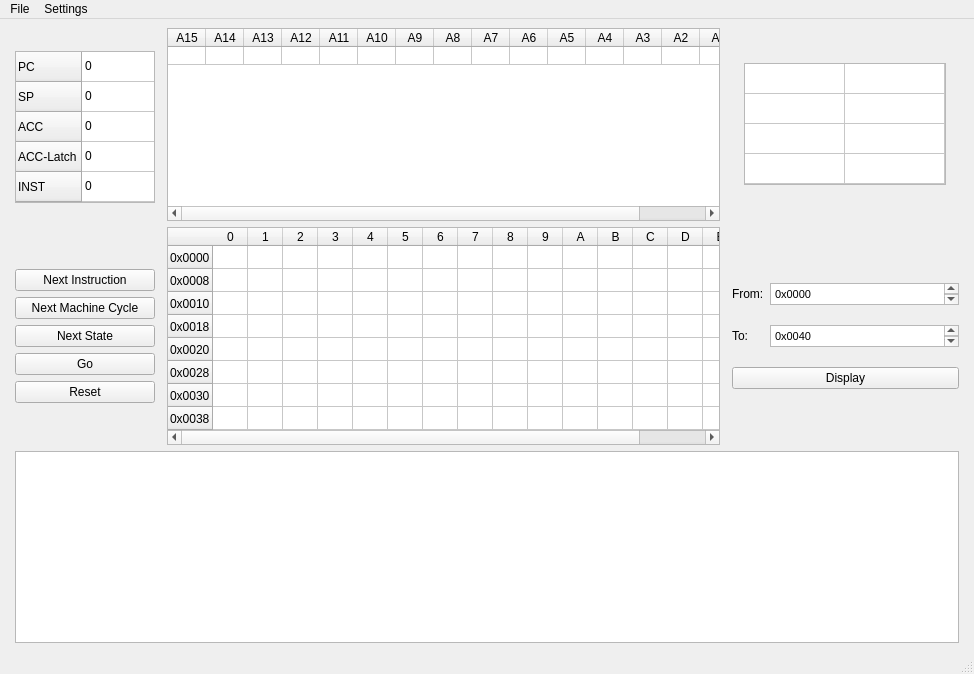
Before: the Qt Designer form Code/ui/Intel8080_MainWindow.ui in NicoSchrodt/8-Bit-Simulator, drawn with Qt 5.
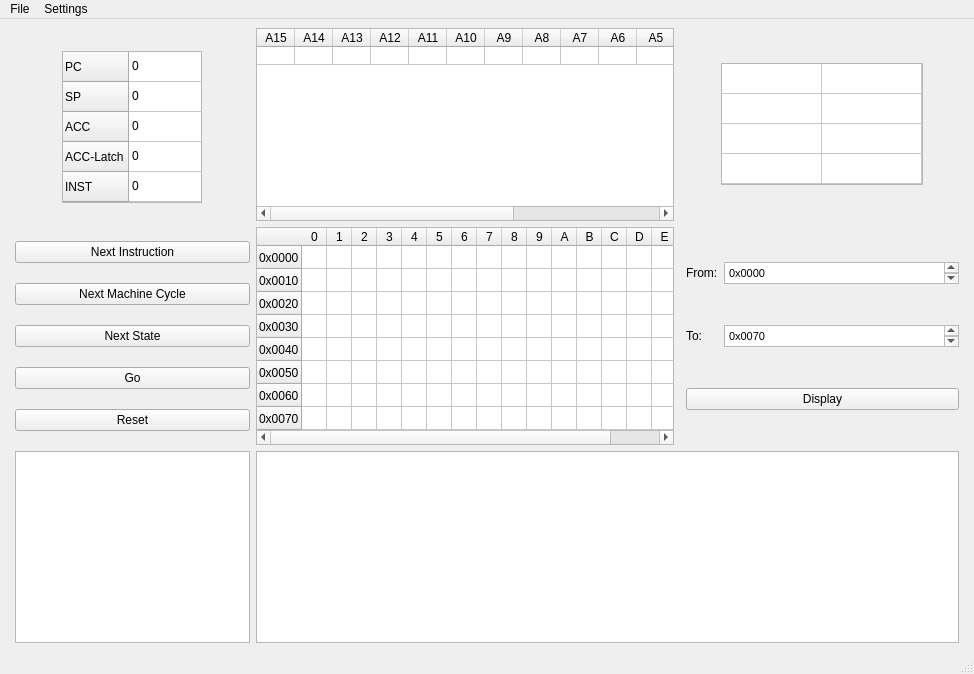
After: the same form once the commit is applied.

What changed in the file:
```diff
--- a/Code/ui/Intel8080_MainWindow.ui
+++ b/Code/ui/Intel8080_MainWindow.ui
@@ -15,158 +15,6 @@
   </property>
   <widget class="QWidget" name="centralwidget">
    <layout class="QGridLayout" name="gridLayout">
-    <item row="0" column="2">
-     <widget class="QTableWidget" name="AddressLatch_table">
-      <attribute name="horizontalHeaderVisible">
-       <bool>true</bool>
-      </attribute>
-      <attribute name="horizontalHeaderMinimumSectionSize">
-       <number>0</number>
-      </attribute>
-      <attribute name="horizontalHeaderDefaultSectionSize">
-       <number>38</number>
-      </attribute>
-      <attribute name="verticalHeaderVisible">
-       <bool>false</bool>
-      </attribute>
-      <attribute name="verticalHeaderCascadingSectionResizes">
-       <bool>true</bool>
-      </attribute>
-      <attribute name="verticalHeaderMinimumSectionSize">
-       <number>10</number>
-      </attribute>
-      <attribute name="verticalHeaderDefaultSectionSize">
-       <number>10</number>
-      </attribute>
-      <row>
-       <property name="text">
-        <string/>
-       </property>
-      </row>
-      <column>
-       <property name="text">
-        <string>A15</string>
-       </property>
-      </column>
-      <column>
-       <property name="text">
-        <string>A14</string>
-       </property>
-      </column>
-      <column>
-       <property name="text">
-        <string>A13</string>
-       </property>
-      </column>
-      <column>
-       <property name="text">
-        <string>A12</string>
-       </property>
-      </column>
-      <column>
-       <property name="text">
-        <string>A11</string>
-       </property>
-      </column>
-      <column>
-       <property name="text">
-        <string>A10</string>
-       </property>
-      </column>
-      <column>
-       <property name="text">
-        <string>A9</string>
-       </property>
-      </column>
-      <column>
-       <property name="text">
-        <string>A8</string>
-       </property>
-      </column>
-      <column>
-       <property name="text">
-        <string>A7</string>
-       </property>
-      </column>
-      <column>
-       <property name="text">
-        <string>A6</string>
-       </property>
-      </column>
-      <column>
-       <property name="text">
-        <string>A5</string>
-       </property>
-      </column>
-      <column>
-       <property name="text">
-        <string>A4</string>
-       </property>
-      </column>
-      <column>
-       <property name="text">
-        <string>A3</string>
-       </property>
-      </column>
-      <column>
-       <property name="text">
-        <string>A2</string>
-       </property>
-      </column>
-      <column>
-       <property name="text">
-        <string>A1</string>
-       </property>
-      </column>
-      <column>
-       <property name="text">
-        <string>A0</string>
-       </property>
-      </column>
-     </widget>
-    </item>
-    <item row="4" column="0">
-     <layout class="QVBoxLayout" name="ProgramInstructions">
-      <property name="leftMargin">
-       <number>6</number>
-      </property>
-      <item>
-       <widget class="QPushButton" name="next_button">
-        <property name="text">
-         <string>Next Instruction</string>
-        </property>
-       </widget>
-      </item>
-      <item>
-       <widget class="QPushButton" name="next_mc_button">
-        <property name="text">
-         <string>Next Machine Cycle</string>
-        </property>
-       </widget>
-      </item>
-      <item>
-       <widget class="QPushButton" name="next_state_button">
-        <property name="text">
-         <string>Next State</string>
-        </property>
-       </widget>
-      </item>
-      <item>
-       <widget class="QPushButton" name="go_button">
-        <property name="text">
-         <string>Go</string>
-        </property>
-       </widget>
-      </item>
-      <item>
-       <widget class="QPushButton" name="reset_button">
-        <property name="text">
-         <string>Reset</string>
-        </property>
-       </widget>
-      </item>
-     </layout>
-    </item>
     <item row="0" column="0">
      <layout class="QGridLayout" name="gridLayout_7">
       <property name="leftMargin">
@@ -269,141 +117,15 @@
       </item>
      </layout>
     </item>
-    <item row="2" column="2" rowspan="5">
-     <widget class="QTableWidget" name="ProgramMemory_table">
-      <property name="sizeAdjustPolicy">
-       <enum>QAbstractScrollArea::AdjustToContents</enum>
+    <item row="7" column="0">
+     <layout class="QGridLayout" name="MessageLog">
+      <property name="leftMargin">
+       <number>6</number>
       </property>
-      <attribute name="horizontalHeaderMinimumSectionSize">
-       <number>35</number>
-      </attribute>
-      <attribute name="horizontalHeaderDefaultSectionSize">
-       <number>35</number>
-      </attribute>
-      <attribute name="verticalHeaderDefaultSectionSize">
-       <number>23</number>
-      </attribute>
-      <row>
-       <property name="text">
-        <string>0x0000</string>
-       </property>
-      </row>
-      <row>
-       <property name="text">
-        <string>0x0008</string>
-       </property>
-      </row>
-      <row>
-       <property name="text">
-        <string>0x0010</string>
-       </property>
-      </row>
-      <row>
-       <property name="text">
-        <string>0x0018</string>
-       </property>
-      </row>
-      <row>
-       <property name="text">
-        <string>0x0020</string>
-       </property>
-      </row>
-      <row>
-       <property name="text">
-        <string>0x0028</string>
-       </property>
-      </row>
-      <row>
-       <property name="text">
-        <string>0x0030</string>
-       </property>
-      </row>
-      <row>
-       <property name="text">
-        <string>0x0038</string>
-       </property>
-      </row>
-      <column>
-       <property name="text">
-        <string>0</string>
-       </property>
-      </column>
-      <column>
-       <property name="text">
-        <string>1</string>
-       </property>
-      </column>
-      <column>
-       <property name="text">
-        <string>2</string>
-       </property>
-      </column>
-      <column>
-       <property name="text">
-        <string>3</string>
-       </property>
-      </column>
-      <column>
-       <property name="text">
-        <string>4</string>
-       </property>
-      </column>
-      <column>
-       <property name="text">
-        <string>5</string>
-       </property>
-      </column>
-      <column>
-       <property name="text">
-        <string>6</string>
-       </property>
-      </column>
-      <column>
-       <property name="text">
-        <string>7</string>
-       </property>
-      </column>
-      <column>
-       <property name="text">
-        <string>8</string>
-       </property>
-      </column>
-      <column>
-       <property name="text">
-        <string>9</string>
-       </property>
-      </column>
-      <column>
-       <property name="text">
-        <string>A</string>
-       </property>
-      </column>
-      <column>
-       <property name="text">
-        <string>B</string>
-       </property>
-      </column>
-      <column>
-       <property name="text">
-        <string>C</string>
-       </property>
-      </column>
-      <column>
-       <property name="text">
-        <string>D</string>
-       </property>
-      </column>
-      <column>
-       <property name="text">
-        <string>E</string>
-       </property>
-      </column>
-      <column>
-       <property name="text">
-        <string>F</string>
-       </property>
-      </column>
-     </widget>
+      <item row="0" column="0">
+       <widget class="QPlainTextEdit" name="MessageLog_plaintext"/>
+      </item>
+     </layout>
     </item>
     <item row="4" column="4">
      <layout class="QGridLayout" name="MemoryDisplaySettings">
@@ -447,7 +169,7 @@
 &lt;html&gt;&lt;head&gt;&lt;meta name=&quot;qrichtext&quot; content=&quot;1&quot; /&gt;&lt;style type=&quot;text/css&quot;&gt;
 p, li { white-space: pre-wrap; }
 &lt;/style&gt;&lt;/head&gt;&lt;body style=&quot; font-family:'MS Shell Dlg 2'; font-size:8.25pt; font-weight:400; font-style:normal;&quot;&gt;
-&lt;p style=&quot; margin-top:0px; margin-bottom:0px; margin-left:0px; margin-right:0px; -qt-block-indent:0; text-indent:0px;&quot;&gt;&lt;span style=&quot; font-size:7.875pt;&quot;&gt;0x0040&lt;/span&gt;&lt;/p&gt;&lt;/body&gt;&lt;/html&gt;</string>
+&lt;p style=&quot; margin-top:0px; margin-bottom:0px; margin-left:0px; margin-right:0px; -qt-block-indent:0; text-indent:0px;&quot;&gt;&lt;span style=&quot; font-size:7.875pt;&quot;&gt;0x0070&lt;/span&gt;&lt;/p&gt;&lt;/body&gt;&lt;/html&gt;</string>
         </property>
        </widget>
       </item>
@@ -467,42 +189,6 @@
       </item>
      </layout>
     </item>
-    <item row="7" column="0" colspan="5">
-     <layout class="QGridLayout" name="gridLayout_8">
-      <property name="leftMargin">
-       <number>6</number>
-      </property>
-      <property name="rightMargin">
-       <number>6</number>
-      </property>
-      <item row="0" column="0">
-       <widget class="QTableWidget" name="Program_table">
-        <attribute name="horizontalHeaderVisible">
-         <bool>false</bool>
-        </attribute>
-        <attribute name="horizontalHeaderMinimumSectionSize">
-         <number>0</number>
-        </attribute>
-        <attribute name="horizontalHeaderDefaultSectionSize">
-         <number>0</number>
-        </attribute>
-        <attribute name="verticalHeaderVisible">
-         <bool>false</bool>
-        </attribute>
-        <column>
-         <property name="text">
-          <string/>
-         </property>
-        </column>
-        <column>
-         <property name="text">
-          <string/>
-         </property>
-        </column>
-       </widget>
-      </item>
-     </layout>
-    </item>
     <item row="0" column="4">
      <layout class="QGridLayout" name="gridLayout_9">
       <property name="rightMargin">
@@ -580,6 +266,341 @@
       </item>
      </layout>
     </item>
+    <item row="7" column="1" colspan="4">
+     <layout class="QGridLayout" name="ProgramTable">
+      <property name="leftMargin">
+       <number>0</number>
+      </property>
+      <property name="rightMargin">
+       <number>6</number>
+      </property>
+      <item row="0" column="0">
+       <widget class="QTableWidget" name="Program_table">
+        <attribute name="horizontalHeaderVisible">
+         <bool>false</bool>
+        </attribute>
+        <attribute name="horizontalHeaderMinimumSectionSize">
+         <number>0</number>
+        </attribute>
+        <attribute name="horizontalHeaderDefaultSectionSize">
+         <number>0</number>
+        </attribute>
+        <attribute name="verticalHeaderVisible">
+         <bool>false</bool>
+        </attribute>
+        <column>
+         <property name="text">
+          <string/>
+         </property>
+        </column>
+        <column>
+         <property name="text">
+          <string/>
+         </property>
+        </column>
+       </widget>
+      </item>
+     </layout>
+    </item>
+    <item row="4" column="0">
+     <layout class="QVBoxLayout" name="ProgramInstructions">
+      <property name="leftMargin">
+       <number>6</number>
+      </property>
+      <item>
+       <widget class="QPushButton" name="next_button">
+        <property name="text">
+         <string>Next Instruction</string>
+        </property>
+       </widget>
+      </item>
+      <item>
+       <widget class="QPushButton" name="next_mc_button">
+        <property name="text">
+         <string>Next Machine Cycle</string>
+        </property>
+       </widget>
+      </item>
+      <item>
+       <widget class="QPushButton" name="next_state_button">
+        <property name="text">
+         <string>Next State</string>
+        </property>
+       </widget>
+      </item>
+      <item>
+       <widget class="QPushButton" name="go_button">
+        <property name="text">
+         <string>Go</string>
+        </property>
+       </widget>
+      </item>
+      <item>
+       <widget class="QPushButton" name="reset_button">
+        <property name="text">
+         <string>Reset</string>
+        </property>
+       </widget>
+      </item>
+     </layout>
+    </item>
+    <item row="4" column="1" colspan="2">
+     <layout class="QGridLayout" name="ProgramMemory">
+      <item row="0" column="0">
+       <widget class="QTableWidget" name="ProgramMemory_table">
+        <property name="sizeAdjustPolicy">
+         <enum>QAbstractScrollArea::AdjustToContents</enum>
+        </property>
+        <attribute name="horizontalHeaderCascadingSectionResizes">
+         <bool>false</bool>
+        </attribute>
+        <attribute name="horizontalHeaderMinimumSectionSize">
+         <number>0</number>
+        </attribute>
+        <attribute name="horizontalHeaderDefaultSectionSize">
+         <number>25</number>
+        </attribute>
+        <attribute name="verticalHeaderDefaultSectionSize">
+         <number>23</number>
+        </attribute>
+        <row>
+         <property name="text">
+          <string>0x0000</string>
+         </property>
+        </row>
+        <row>
+         <property name="text">
+          <string>0x0010</string>
+         </property>
+        </row>
+        <row>
+         <property name="text">
+          <string>0x0020</string>
+         </property>
+        </row>
+        <row>
+         <property name="text">
+          <string>0x0030</string>
+         </property>
+        </row>
+        <row>
+         <property name="text">
+          <string>0x0040</string>
+         </property>
+        </row>
+        <row>
+         <property name="text">
+          <string>0x0050</string>
+         </property>
+        </row>
+        <row>
+         <property name="text">
+          <string>0x0060</string>
+         </property>
+        </row>
+        <row>
+         <property name="text">
+          <string>0x0070</string>
+         </property>
+        </row>
+        <column>
+         <property name="text">
+          <string>0</string>
+         </property>
+        </column>
+        <column>
+         <property name="text">
+          <string>1</string>
+         </property>
+        </column>
+        <column>
+         <property name="text">
+          <string>2</string>
+         </property>
+        </column>
+        <column>
+         <property name="text">
+          <string>3</string>
+         </property>
+        </column>
+        <column>
+         <property name="text">
+          <string>4</string>
+         </property>
+        </column>
+        <column>
+         <property name="text">
+          <string>5</string>
+         </property>
+        </column>
+        <column>
+         <property name="text">
+          <string>6</string>
+         </property>
+        </column>
+        <column>
+         <property name="text">
+          <string>7</string>
+         </property>
+        </column>
+        <column>
+         <property name="text">
+          <string>8</string>
+         </property>
+        </column>
+        <column>
+         <property name="text">
+          <string>9</string>
+         </property>
+        </column>
+        <column>
+         <property name="text">
+          <string>A</string>
+         </property>
+        </column>
+        <column>
+         <property name="text">
+          <string>B</string>
+         </property>
+        </column>
+        <column>
+         <property name="text">
+          <string>C</string>
+         </property>
+        </column>
+        <column>
+         <property name="text">
+          <string>D</string>
+         </property>
+        </column>
+        <column>
+         <property name="text">
+          <string>E</string>
+         </property>
+        </column>
+        <column>
+         <property name="text">
+          <string>F</string>
+         </property>
+        </column>
+       </widget>
+      </item>
+     </layout>
+    </item>
+    <item row="0" column="1" colspan="2">
+     <layout class="QGridLayout" name="AddressLatch">
+      <item row="0" column="0">
+       <widget class="QTableWidget" name="AddressLatch_table">
+        <attribute name="horizontalHeaderVisible">
+         <bool>true</bool>
+        </attribute>
+        <attribute name="horizontalHeaderMinimumSectionSize">
+         <number>0</number>
+        </attribute>
+        <attribute name="horizontalHeaderDefaultSectionSize">
+         <number>38</number>
+        </attribute>
+        <attribute name="verticalHeaderVisible">
+         <bool>false</bool>
+        </attribute>
+        <attribute name="verticalHeaderCascadingSectionResizes">
+         <bool>true</bool>
+        </attribute>
+        <attribute name="verticalHeaderMinimumSectionSize">
+         <number>10</number>
+        </attribute>
+        <attribute name="verticalHeaderDefaultSectionSize">
+         <number>10</number>
+        </attribute>
+        <row>
+         <property name="text">
+          <string/>
+         </property>
+        </row>
+        <column>
+         <property name="text">
+          <string>A15</string>
+         </property>
+        </column>
+        <column>
+         <property name="text">
+          <string>A14</string>
+         </property>
+        </column>
+        <column>
+         <property name="text">
+          <string>A13</string>
+         </property>
+        </column>
+        <column>
+         <property name="text">
+          <string>A12</string>
+         </property>
+        </column>
+        <column>
+         <property name="text">
+          <string>A11</string>
+         </property>
+        </column>
+        <column>
+         <property name="text">
+          <string>A10</string>
+         </property>
+        </column>
+        <column>
+         <property name="text">
+          <string>A9</string>
+         </property>
+        </column>
+        <column>
+         <property name="text">
+          <string>A8</string>
+         </property>
+        </column>
+        <column>
+         <property name="text">
+          <string>A7</string>
+         </property>
+        </column>
+        <column>
+         <property name="text">
+          <string>A6</string>
+         </property>
+        </column>
+        <column>
+         <property name="text">
+          <string>A5</string>
+         </property>
+        </column>
+        <column>
+         <property name="text">
+          <string>A4</string>
+         </property>
+        </column>
+        <column>
+         <property name="text">
+          <string>A3</string>
+         </property>
+        </column>
+        <column>
+         <property name="text">
+          <string>A2</string>
+         </property>
+        </column>
+        <column>
+         <property name="text">
+          <string>A1</string>
+         </property>
+        </column>
+        <column>
+         <property name="text">
+          <string>A0</string>
+         </property>
+        </column>
+       </widget>
+      </item>
+     </layout>
+    </item>
    </layout>
   </widget>
   <widget class="QMenuBar" name="menubar">
```
Left out of the diff: 4 changed lines with no effect on the pictures.
